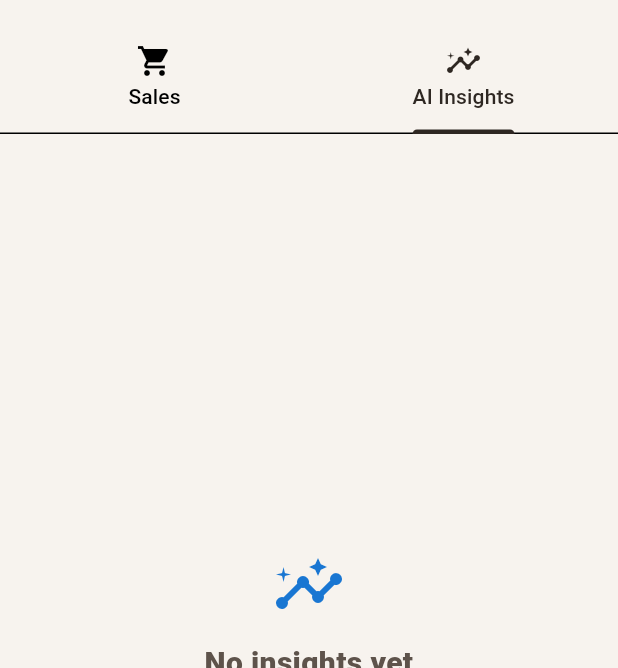
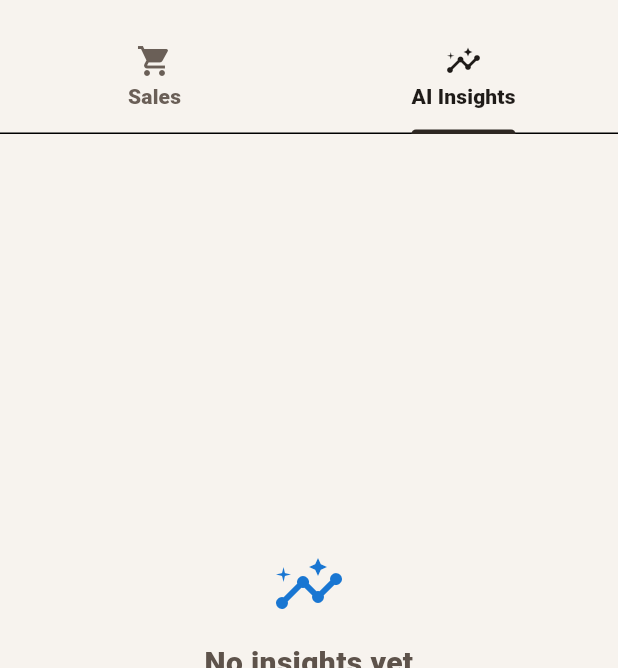
Before and after one commit to Durgam1209/RetailFlow-AI, a Flutter app: the screen it shows after launch, tab 2 chosen, on a phone screen of 412 x 824 dp, the part 61-729 px from its top. Run offline on Flutter 3.47's test engine with Material 3 defaults, Android fonts, the phone set to English and light mode, and no system bars; our stand-ins replace connectivity_plus, hive_flutter, supabase_flutter; accounts and stored records are empty.

Commit message:
updated the ui

```diff
--- a/murali_fruits_ml/lib/main.dart
+++ b/murali_fruits_ml/lib/main.dart
@@ -596,15 +596,27 @@ class _SalesHomePageState extends State<SalesHomePage> {
       length: 2,
       child: Scaffold(
         appBar: AppBar(
-          title: const Text('RetailFlow AI'),
+          title: const Text(
+            'RetailFlow AI',
+            style: TextStyle(
+              fontWeight: FontWeight.w900,
+              fontSize: 20,
+            ),
+          ),
           bottom: const TabBar(
+            labelColor: Color(0xFF1F1B18),
+            unselectedLabelColor: Color(0xFF6A5F57),
+            indicatorColor: Color(0xFF2E2722),
+            labelStyle: TextStyle(fontWeight: FontWeight.w800),
             tabs: [
               Tab(icon: Icon(Icons.shopping_cart), text: 'Sales'),
               Tab(icon: Icon(Icons.insights), text: 'AI Insights'),
             ],
           ),
         ),
-        body: TabBarView(children: [_buildSalesTab(), const InsightsScreen()]),
+        body: TabBarView(
+          children: [_buildSalesTab(), const InsightsScreen()],
+        ),
       ),
     );
   }
@@ -614,6 +626,7 @@ class _SalesHomePageState extends State<SalesHomePage> {
     final statusText = _statusText();
 
     return Scaffold(
+      resizeToAvoidBottomInset: true,
       body: Stack(
         children: <Widget>[
           const _Backdrop(),
@@ -621,6 +634,14 @@ class _SalesHomePageState extends State<SalesHomePage> {
             child: Column(
               children: <Widget>[
                 Expanded(
+                  child: RefreshIndicator(
+                    color: const Color(0xFF2E2722),
+                    backgroundColor: Colors.white,
+                    onRefresh: () async {
+                      HapticFeedback.mediumImpact();
+                      _reloadCatalog();
+                      await Future.delayed(const Duration(milliseconds: 300));
+                    },
                     child: CustomScrollView(
                       slivers: <Widget>[
                         SliverToBoxAdapter(
@@ -760,10 +781,10 @@ class _SalesHomePageState extends State<SalesHomePage> {
                                   ? 2
                                   : 3;
                               final childAspectRatio = crossAxisCount == 1
-                              ? 1.28
+                                  ? 1.1
                                   : crossAxisCount == 2
-                              ? 0.94
-                              : 0.96;
+                                  ? 0.8
+                                  : 0.82;
 
                               return SliverPadding(
                                 padding: const EdgeInsets.fromLTRB(20, 4, 20, 24),
@@ -802,14 +823,12 @@ class _SalesHomePageState extends State<SalesHomePage> {
                         ],
                       ),
                     ),
-                Container(
-                  color: Colors.transparent,
+                ),
+                Padding(
                   padding: const EdgeInsets.fromLTRB(20, 12, 20, 20),
-                  child: SafeArea(
-                    top: false,
                   child: SizedBox(
                     width: double.infinity,
-                      height: 68,
+                    height: 56,
                     child: FilledButton.icon(
                       onPressed: _draftCatalogItems.isEmpty
                           ? null
@@ -818,22 +837,22 @@ class _SalesHomePageState extends State<SalesHomePage> {
                         backgroundColor: const Color(0xFF2E2722),
                         foregroundColor: Colors.white,
                         textStyle: const TextStyle(
-                            fontSize: 18,
+                          fontSize: 16,
                             fontWeight: FontWeight.w800,
                           ),
                           shape: RoundedRectangleBorder(
                             borderRadius: BorderRadius.circular(20),
                           ),
                         ),
-                        icon: const Icon(Icons.receipt_long, size: 28),
+                        icon: const Icon(Icons.receipt_long, size: 24),
                         label: const Text('Finish Transaction'),
                       ),
                     ),
                   ),
-                ),
-              ],
-            ),
-          ),
+                ],
+              ),
+            ),
+
         ],
       ),
     );
```
Also changed, not shown: murali_fruits_ml/lib/widgets/fruit_tile.dart (+89 -47 lines), 1 other file. Lines whose indentation alone changed are shown as unchanged.
